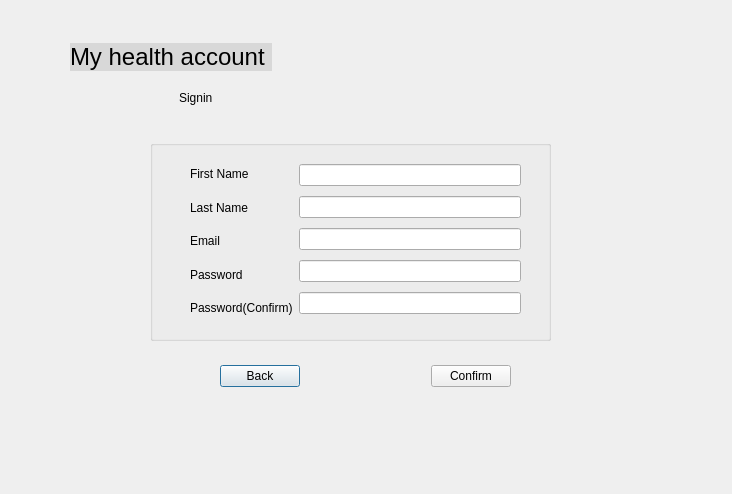
Before: the Qt Designer form signup.ui in Darijan444/COV-19-Desktop_App, drawn with Qt 5.
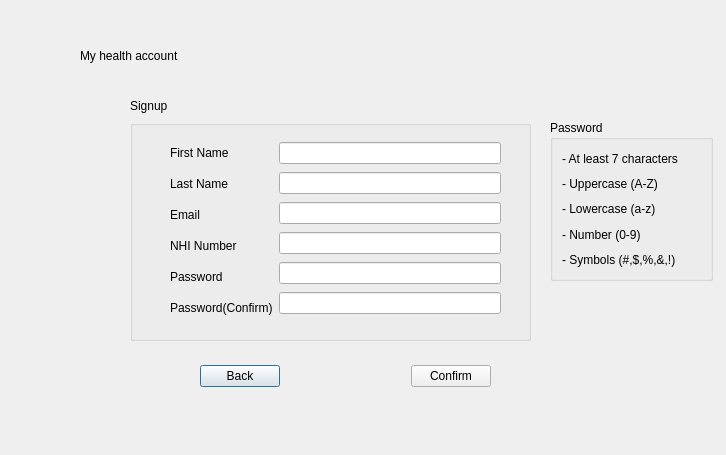
After: the same form once the commit is applied.

What changed in the file:
```diff
--- a/signup.ui
+++ b/signup.ui
@@ -6,8 +6,8 @@
    <rect>
     <x>0</x>
     <y>0</y>
-    <width>732</width>
-    <height>494</height>
+    <width>726</width>
+    <height>455</height>
    </rect>
   </property>
   <property name="windowTitle">
@@ -16,7 +16,7 @@
   <widget class="QWidget" name="layoutWidget">
    <property name="geometry">
     <rect>
-     <x>220</x>
+     <x>200</x>
      <y>360</y>
      <width>291</width>
      <height>32</height>
@@ -52,13 +52,45 @@
     </item>
    </layout>
   </widget>
+  <widget class="QLabel" name="label_6">
+   <property name="geometry">
+    <rect>
+     <x>80</x>
+     <y>40</y>
+     <width>201</width>
+     <height>31</height>
+    </rect>
+   </property>
+   <property name="styleSheet">
+    <string notr="true">font: 24pt &quot;.AppleSystemUIFont&quot;;</string>
+   </property>
+   <property name="text">
+    <string>My health account </string>
+   </property>
+  </widget>
+  <widget class="QLabel" name="label_7">
+   <property name="geometry">
+    <rect>
+     <x>130</x>
+     <y>90</y>
+     <width>201</width>
+     <height>31</height>
+    </rect>
+   </property>
+   <property name="styleSheet">
+    <string notr="true">font: 18pt &quot;.AppleSystemUIFont&quot;;</string>
+   </property>
+   <property name="text">
+    <string>Signup</string>
+   </property>
+  </widget>
   <widget class="QGroupBox" name="groupBox">
    <property name="geometry">
     <rect>
-     <x>150</x>
-     <y>140</y>
+     <x>130</x>
+     <y>120</y>
      <width>401</width>
-     <height>201</height>
+     <height>221</height>
     </rect>
    </property>
    <property name="title">
@@ -70,7 +102,7 @@
       <x>40</x>
       <y>20</y>
       <width>331</width>
-      <height>162</height>
+      <height>180</height>
      </rect>
     </property>
     <layout class="QHBoxLayout" name="horizontalLayout">
@@ -97,6 +129,13 @@
          </property>
         </widget>
        </item>
+       <item>
+        <widget class="QLabel" name="label_13">
+         <property name="text">
+          <string>NHI Number</string>
+         </property>
+        </widget>
+       </item>
        <item>
         <widget class="QLabel" name="label_4">
          <property name="text">
@@ -124,6 +163,9 @@
        <item>
         <widget class="QLineEdit" name="lineEditEmail"/>
        </item>
+       <item>
+        <widget class="QLineEdit" name="lineEditNHINumber"/>
+       </item>
        <item>
         <widget class="QLineEdit" name="lineEditPassword"/>
        </item>
@@ -135,94 +177,53 @@
     </layout>
    </widget>
   </widget>
-  <widget class="QWidget" name="layoutWidget_3">
+  <widget class="QGroupBox" name="groupBox_2">
    <property name="geometry">
     <rect>
-     <x>70</x>
-     <y>40</y>
-     <width>592</width>
-     <height>34</height>
+     <x>550</x>
+     <y>120</y>
+     <width>163</width>
+     <height>161</height>
     </rect>
    </property>
-   <layout class="QHBoxLayout" name="horizontalLayout_6">
+   <property name="title">
+    <string>Password</string>
+   </property>
+   <layout class="QVBoxLayout" name="verticalLayout_3">
     <item>
-     <widget class="QPushButton" name="pushButtonMyHealthAccount_2">
-      <property name="styleSheet">
-       <string notr="true">QPushButton {
-	background-color: rgb(0, 0, 0,0.1); 
-	border: none; 
-	color: rgb(0, 0, 0); 
-	font: 24px;
-	text-align: left;
-} 
-
-</string>
-      </property>
+     <widget class="QLabel" name="label_8">
       <property name="text">
-       <string>My health account </string>
+       <string>- At least 7 characters</string>
       </property>
      </widget>
-    </item>
-    <item>
-     <spacer name="horizontalSpacer_10">
-      <property name="orientation">
-       <enum>Qt::Horizontal</enum>
-      </property>
-      <property name="sizeHint" stdset="0">
-       <size>
-        <width>378</width>
-        <height>20</height>
-       </size>
-      </property>
-     </spacer>
-    </item>
-   </layout>
-  </widget>
-  <widget class="QWidget" name="layoutWidget_4">
-   <property name="geometry">
-    <rect>
-     <x>60</x>
-     <y>80</y>
-     <width>601</width>
-     <height>36</height>
-    </rect>
-   </property>
-   <layout class="QHBoxLayout" name="horizontalLayout_7">
-    <item>
-     <spacer name="horizontalSpacer_11">
-      <property name="orientation">
-       <enum>Qt::Horizontal</enum>
-      </property>
-      <property name="sizeHint" stdset="0">
-       <size>
-        <width>68</width>
-        <height>20</height>
-       </size>
-      </property>
-     </spacer>
     </item>
     <item>
      <widget class="QLabel" name="label_9">
-      <property name="styleSheet">
-       <string notr="true">font: 18pt &quot;.AppleSystemUIFont&quot;;</string>
+      <property name="text">
+       <string>- Uppercase (A-Z)</string>
       </property>
+     </widget>
+    </item>
+    <item>
+     <widget class="QLabel" name="label_10">
       <property name="text">
-       <string>Signin</string>
+       <string>- Lowercase (a-z)</string>
       </property>
      </widget>
     </item>
     <item>
-     <spacer name="horizontalSpacer_12">
-      <property name="orientation">
-       <enum>Qt::Horizontal</enum>
+     <widget class="QLabel" name="label_11">
+      <property name="text">
+       <string>- Number (0-9)</string>
       </property>
-      <property name="sizeHint" stdset="0">
-       <size>
-        <width>448</width>
-        <height>20</height>
-       </size>
+     </widget>
+    </item>
+    <item>
+     <widget class="QLabel" name="label_12">
+      <property name="text">
+       <string>- Symbols (#,$,%,&amp;,!)</string>
       </property>
-     </spacer>
+     </widget>
     </item>
    </layout>
   </widget>
```
